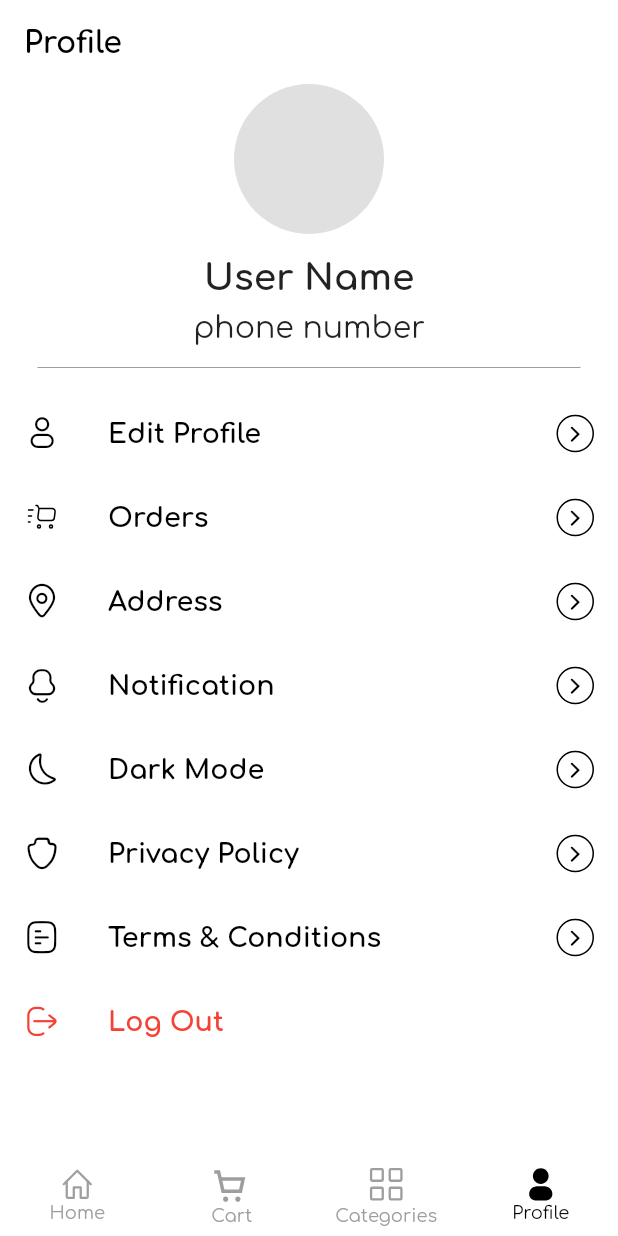
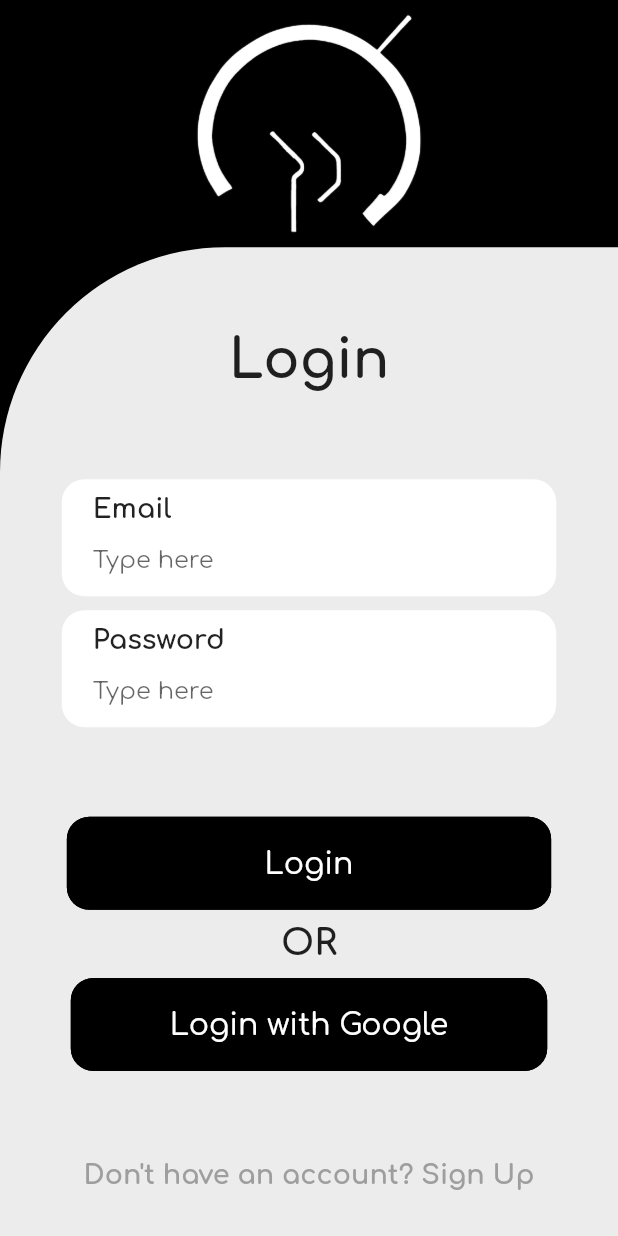
Before and after one commit to leywino/amplifier, a Flutter app: the screen it shows after launch, on a phone screen of 412 x 824 dp. Run offline on Flutter 3.47's test engine with Material 2 defaults, Android fonts, the phone set to English and light mode, and no system bars; our stand-ins replace flutter_carousel_widget, flutter_svg, google_fonts.

Commit message:
login ui completed

```diff
--- a/lib/main.dart
+++ b/lib/main.dart
@@ -1,3 +1,4 @@
+import 'package:amplifier/presentation/login_screen/login_screen.dart';
 import 'package:amplifier/presentation/widgets/bottom_navigation_bar.dart';
 import 'package:flutter/material.dart';
 import 'package:google_fonts/google_fonts.dart';
@@ -30,7 +31,7 @@ class MyApp extends StatelessWidget {
         // is not restarted.
         primarySwatch: Colors.blue,
       ),
-      home: BottomNavBar(),
+      home: MainLoginScreen(),
     );
   }
 }
--- a/lib/presentation/home_screen/home_screen.dart
+++ b/lib/presentation/home_screen/home_screen.dart
@@ -74,8 +74,6 @@ class HomeScreen extends StatelessWidget {
 
   TextEditingController searchController = TextEditingController();
 
-
-
   @override
   Widget build(BuildContext context) {
     final size = MediaQuery.of(context).size;
@@ -83,6 +81,7 @@ class HomeScreen extends StatelessWidget {
       child: Scaffold(
         backgroundColor: kMainBgColor,
         body: SingleChildScrollView(
+          physics: BouncingScrollPhysics(),
           child: Padding(
             padding: EdgeInsets.symmetric(horizontal: size.width * 0.05),
             child: SingleChildScrollView(
--- /dev/null
+++ b/lib/presentation/login_screen/login_screen.dart
@@ -0,0 +1,147 @@
+import 'package:amplifier/core/colors/main_colors.dart';
+import 'package:flutter/material.dart';
+import 'package:flutter/src/widgets/framework.dart';
+import 'package:flutter/src/widgets/placeholder.dart';
+
+import '../widgets/text_field_widget.dart';
+
+class MainLoginScreen extends StatelessWidget {
+  const MainLoginScreen({super.key});
+
+  @override
+  Widget build(BuildContext context) {
+    final size = MediaQuery.of(context).size;
+    return SafeArea(
+        child: Scaffold(
+      backgroundColor: Colors.black,
+      body: Column(
+        mainAxisAlignment: MainAxisAlignment.center,
+        children: [
+          Container(
+            width: double.infinity,
+            height: size.height * 0.2,
+            color: Colors.black,
+            child: SizedBox(
+              child: Image.asset("assets/icons/logo_white.png"),
+              height: 120,
+              width: 120,
+            ),
+          ),
+          Expanded(
+            child: Container(
+              width: double.infinity,
+              decoration: BoxDecoration(
+                color: Color.fromARGB(255, 236, 236, 236),
+                borderRadius: BorderRadius.only(
+                  topLeft: Radius.circular(150),
+                ),
+              ),
+              child: Column(
+                mainAxisAlignment: MainAxisAlignment.spaceAround,
+                children: [
+                  SizedBox(
+                    height: size.height * 0.05,
+                  ),
+                  Text(
+                    'Login',
+                    style: TextStyle(
+                      fontSize: 36,
+                      fontWeight: FontWeight.bold,
+                    ),
+                  ),
+                  SizedBox(
+                    height: size.height * 0.05,
+                  ),
+                  TextFieldWidget(
+                    size: size,
+                    fieldName: "Email",
+                  ),
+                  TextFieldWidget(
+                    size: size,
+                    fieldName: "Password",
+                    hideField: true,
+                  ),
+                  SizedBox(
+                    height: size.height * 0.05,
+                  ),
+                  TextButton(
+                    onPressed: () {},
+                    style: ButtonStyle(
+                      shape: MaterialStateProperty.all<RoundedRectangleBorder>(
+                        RoundedRectangleBorder(
+                          borderRadius: BorderRadius.circular(15),
+                          side: BorderSide(color: Colors.black),
+                        ),
+                      ),
+                      backgroundColor:
+                          MaterialStateProperty.all<Color>(Colors.black),
+                      padding: MaterialStateProperty.all<EdgeInsets>(
+                          EdgeInsets.symmetric(
+                              horizontal: size.width * 0.32, vertical: 20)),
+                    ),
+                    child: Text(
+                      'Login',
+                      style: TextStyle(
+                        color: Colors.white,
+                        fontSize: 20,
+                      ),
+                    ),
+                  ),
+                  Text(
+                    'OR',
+                    style: TextStyle(
+                      fontSize: 24.0,
+                      fontWeight: FontWeight.bold,
+                    ),
+                  ),
+                  TextButton(
+                    onPressed: () {},
+                    style: ButtonStyle(
+                      shape: MaterialStateProperty.all<RoundedRectangleBorder>(
+                        RoundedRectangleBorder(
+                          borderRadius: BorderRadius.circular(15),
+                          side: BorderSide(color: Colors.black),
+                        ),
+                      ),
+                      backgroundColor:
+                          MaterialStateProperty.all<Color>(Colors.black),
+                      padding: MaterialStateProperty.all<EdgeInsets>(
+                          EdgeInsets.symmetric(
+                              horizontal: size.width * 0.16, vertical: 20)),
+                    ),
+                    child: Text(
+                      'Login with Google',
+                      style: TextStyle(
+                        color: Colors.white,
+                        fontSize: 20,
+                      ),
+                    ),
+                  ),
+                  SizedBox(
+                    height: size.height * 0.05,
+                  ),
+                  Container(
+                    width: double.infinity,
+                    color: Color.fromARGB(255, 236, 236, 236),
+                    child: Text(
+                      "Don't have an account? Sign Up",
+                      textAlign: TextAlign.center,
+                      style: TextStyle(
+                        fontSize: 18.0,
+                        color: Colors.grey[500],
+                        fontWeight: FontWeight.bold,
+                      ),
+                    ),
+                  ),
+                  SizedBox(
+                    height: size.height * 0.02,
+                  ),
+                ],
+              ),
+            ),
+          ),
+        ],
+      ),
+    ));
+  }
+}
--- a/lib/presentation/widgets/bottom_navigation_bar.dart
+++ b/lib/presentation/widgets/bottom_navigation_bar.dart
@@ -10,7 +10,7 @@ import '../categories_screen/main_categories_screen.dart';
 class BottomNavBar extends StatelessWidget {
   BottomNavBar({super.key});
 
-  ValueNotifier<int> _navIndexNotifier = ValueNotifier(3);
+  ValueNotifier<int> _navIndexNotifier = ValueNotifier(0);
   final _pages = [
     HomeScreen(),
     MainCartScreen(),
--- /dev/null
+++ b/lib/presentation/widgets/text_field_widget.dart
@@ -0,0 +1,57 @@
+import 'package:flutter/material.dart';
+
+class TextFieldWidget extends StatelessWidget {
+  TextFieldWidget({
+    super.key,
+    required this.size,
+    required this.fieldName,
+    this.hideField,
+  });
+
+  final Size size;
+  final String fieldName;
+  bool? hideField = false;
+
+  @override
+  Widget build(BuildContext context) {
+    return Padding(
+      padding: EdgeInsets.symmetric(horizontal: size.width * 0.1),
+      child: Container(
+        decoration: BoxDecoration(
+          borderRadius: BorderRadius.circular(15),
+          color: Colors.white,
+        ),
+        child: Padding(
+          padding: EdgeInsets.symmetric(horizontal: size.width * 0.05),
+          child: Column(
+            crossAxisAlignment: CrossAxisAlignment.start,
+            children: [
+              SizedBox(
+                height: 10,
+              ),
+              Text(
+                fieldName,
+                style: TextStyle(
+                  fontWeight: FontWeight.bold,
+                  fontSize: 18.0,
+                ),
+              ),
+              TextField(
+                obscureText: hideField ?? false,
+                decoration: InputDecoration(
+                  enabledBorder: InputBorder.none,
+                  focusedBorder: InputBorder.none,
+                  hintText: 'Type here',
+                  border: InputBorder.none,
+                  labelStyle: TextStyle(
+                    color: Colors.transparent,
+                  ),
+                ),
+              ),
+            ],
+          ),
+        ),
+      ),
+    );
+  }
+}
```
Also changed, not shown: assets/icons/logo_white.png (added). Lines whose indentation alone changed are shown as unchanged.
